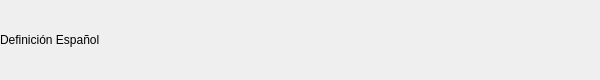
bq/cervantes, file bqSetting/ui/SettingsDictionariesMenuItem.ui: the form before one commit.
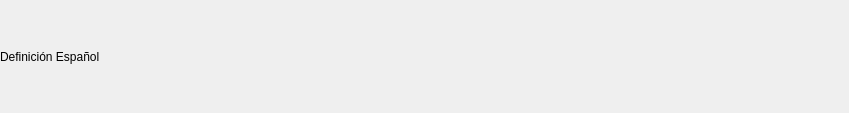
The form after the commit.

Patch:
```diff
--- a/bqSetting/ui/SettingsDictionariesMenuItem.ui
+++ b/bqSetting/ui/SettingsDictionariesMenuItem.ui
@@ -6,8 +6,8 @@
    <rect>
     <x>0</x>
     <y>0</y>
-    <width>600</width>
-    <height>80</height>
+    <width>849</width>
+    <height>113</height>
    </rect>
   </property>
   <property name="windowTitle">
```
Left out of the diff: 10 changed lines with no effect on the pictures.
